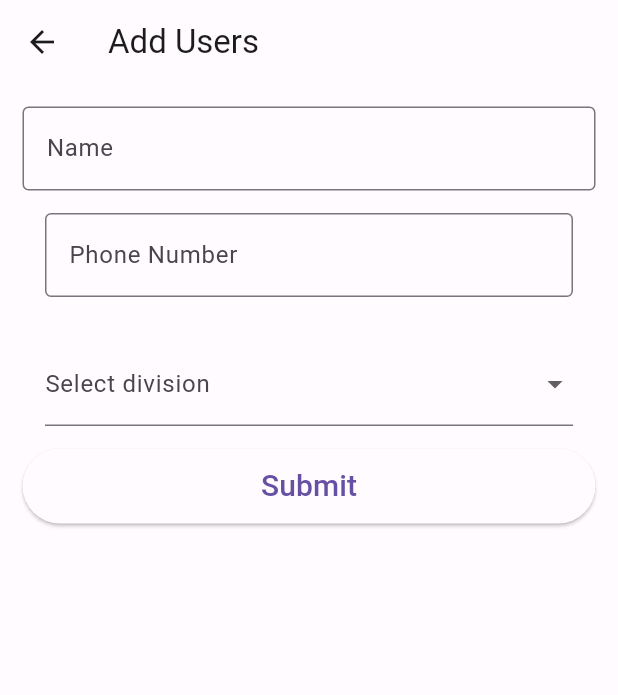
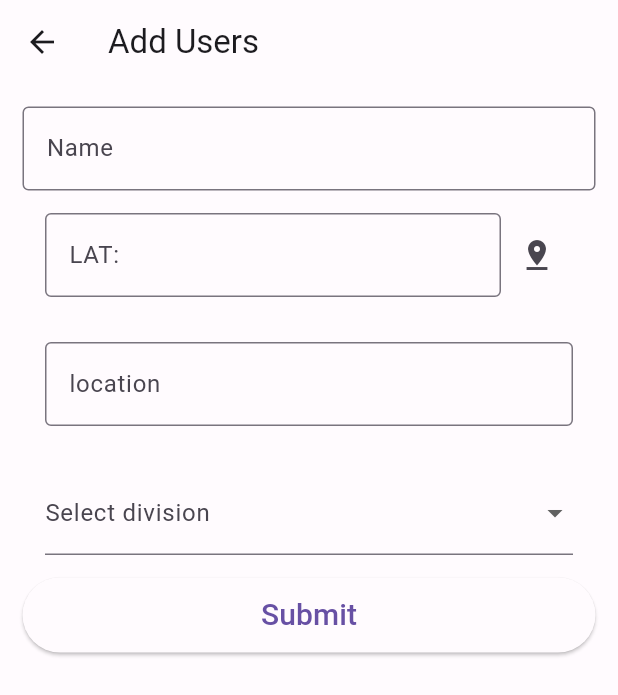
Before and after one commit to ArunKuleri/getx, a Flutter app: the Adduser screen opened by its route, on a phone screen of 412 x 824 dp. Shown: the top 695 px of the screen. Run offline on Flutter 3.47's test engine with Material 2 defaults, Android fonts, the phone set to English and light mode, and no system bars; our stand-ins replace cloud_firestore, country_picker, firebase_auth, firebase_core, firebase_messaging, geocoding and 5 more; accounts and stored records are empty.

Commit message:
geolocation:added

```diff
--- a/lib/main.dart
+++ b/lib/main.dart
@@ -11,12 +11,13 @@ import 'package:flutter_application_1/view/loginpage.dart';
 import 'package:flutter_application_1/view/studentd/dashbord.dart';
 import 'package:flutter_application_1/view/update/update.dart';
 import 'package:get/get.dart';
+import 'package:permission_handler/permission_handler.dart';
 
 void main() async {
   WidgetsFlutterBinding.ensureInitialized();
 
   await Firebase.initializeApp(options: DefaultFirebaseOptions.currentPlatform);
-
+  var permission = await Permission.location.request();
   runApp(const MyApp());
 }
 
--- a/lib/view/addStudent/add.dart
+++ b/lib/view/addStudent/add.dart
@@ -1,7 +1,11 @@
 import 'package:cloud_firestore/cloud_firestore.dart';
 import 'package:flutter/material.dart';
+import 'package:flutter_application_1/controller/Loction/place_location.dart';
 import 'package:flutter_application_1/controller/todo_controller/add_user_controller/add_user_controler.dart';
 import 'package:get/get.dart';
+import 'package:geocoding/geocoding.dart';
+import 'package:geolocator/geolocator.dart';
+import 'package:get/get_connect/http/src/utils/utils.dart';
 
 class Adduser extends StatefulWidget {
   const Adduser({super.key});
@@ -10,6 +14,65 @@ class Adduser extends StatefulWidget {
 }
 
 class _AddUserState extends State<Adduser> {
+  final PlaceLocation placeLocation = Get.put(PlaceLocation());
+  GlobalKey<FormState> formKey = GlobalKey<FormState>();
+  // String? _currentAddress;
+  // Position? _currentPosition;
+  // Future<bool> _handleLocationPermission() async {
+  //   bool serviceEnabled;
+  //   LocationPermission permission;
+  //   serviceEnabled = await Geolocator.isLocationServiceEnabled();
+  //   if (!serviceEnabled) {
+  //     ScaffoldMessenger.of(context).showSnackBar(SnackBar(
+  //         content: Text(
+  //             'Location services are disabled . Please enabled the services')));
+  //     // return false;
+  //   }
+  //   permission = await Geolocator.checkPermission();
+  //   if (permission == LocationPermission.denied) {
+  //     permission = await Geolocator.requestPermission();
+  //     if (permission == LocationPermission.denied) {
+  //       ScaffoldMessenger.of(context).showSnackBar(
+  //           SnackBar(content: Text("Location permissions are denied")));
+  //       // return false;
+  //     }
+  //   } else if (permission == LocationPermission.deniedForever) {
+  //     ScaffoldMessenger.of(context).showSnackBar(const SnackBar(
+  //         content: Text(
+  //             "Location permissions are permanently denied, we cannot request permissions")));
+  //     // return false;
+  //   } else {
+  //     return true;
+  //   }
+  //   return false;
+  // }
+
+  // Future<void> _getCurrentPosition() async {
+  //   final hasPermission = await _handleLocationPermission();
+  //   if (!hasPermission) return;
+  //   await Geolocator.getCurrentPosition(desiredAccuracy: LocationAccuracy.high)
+  //       .then((Position position) {
+  //     setState(() {
+  //       _currentPosition = position;
+  //       _getAddressFromLatLng(_currentPosition!);
+  //     });
+  //   });
+  // }
+
+  // Future<void> _getAddressFromLatLng(Position position) async {
+  //   await placemarkFromCoordinates(
+  //           _currentPosition!.latitude, _currentPosition!.longitude)
+  //       .then((List<Placemark> placemarks) {
+  //     Placemark place = placemarks[0];
+  //     setState(() {
+  //       _currentAddress =
+  //           '${place.street}, ${place.subLocality}, ${place.subAdministrativeArea}, ${place.postalCode}';
+  //     });
+  //   }).catchError((e) {
+  //     debugPrint(e);
+  //   });
+  // }
+
   final division = ['A', 'B', 'C', 'D', 'E'];
   String? selecteddivision;
   final CollectionReference student =
@@ -34,6 +97,8 @@ class _AddUserState extends State<Adduser> {
       ),
       body: Padding(
         padding: const EdgeInsets.all(15.0),
+        child: Form(
+          key: formKey,
           child: Column(
             children: [
               TextField(
@@ -43,11 +108,36 @@ class _AddUserState extends State<Adduser> {
               ),
               Padding(
                 padding: const EdgeInsets.all(15.0),
+                child: Row(children: [
+                  Expanded(
+                    child: TextField(
+                      controller: placeLocation.studentPhone,
+                      keyboardType: TextInputType.number,
+                      decoration: InputDecoration(
+                        border: OutlineInputBorder(),
+                        label: Text(
+                          "LAT: ${placeLocation.currentPosition?.latitude ?? ""}",
+                          semanticsLabel:
+                              "LNG:${placeLocation.currentPosition?.longitude ?? ""}",
+                        ),
+                      ),
+                    ),
+                  ),
+                  IconButton(
+                    onPressed: () => placeLocation.getCurrentPosition(),
+                    icon: Icon(Icons.pin_drop),
+                  )
+                ]),
+              ),
+              Padding(
+                padding: const EdgeInsets.all(15.0),
                 child: TextField(
                   controller: studentPhone,
                   keyboardType: TextInputType.number,
                   decoration: const InputDecoration(
-                    border: OutlineInputBorder(), label: Text("Phone Number")),
+                    border: OutlineInputBorder(),
+                    label: Text("location"),
+                  ),
                 ),
               ),
               Padding(
@@ -69,7 +159,7 @@ class _AddUserState extends State<Adduser> {
                 onPressed: () {
                   addUserontroller.addStudent(
                       studentName, studentPhone, division);
-
+                  formKey.currentState!.reset();
                   Get.back();
                 },
                 style: ButtonStyle(
@@ -83,6 +173,7 @@ class _AddUserState extends State<Adduser> {
             ],
           ),
         ),
+      ),
     );
   }
 }
--- a/lib/widgets/chat_messages.dart
+++ b/lib/widgets/chat_messages.dart
@@ -60,7 +60,6 @@ class ChatMessages extends StatelessWidget {
                   );
                 } else {
                   MessageBubble.first(
-                    userImage: '',
                     username: chatmessage["username"],
                     message: chatmessage['text'],
                     isMe: authenticatedUser.uid == currentMessageUserId,
--- a/pubspec.yaml
+++ b/pubspec.yaml
@@ -47,6 +47,9 @@ dependencies:
   pinput: ^3.0.1
   google_sign_in: ^6.1.5
   firebase_messaging: ^14.7.3
+  geolocator: ^10.1.0
+  geocoding: ^2.1.1
+  permission_handler: ^11.0.1
 
 dev_dependencies:
   flutter_test:
```
Also changed, not shown: lib/controller/Loction/place_location.dart (added, +84 -0 lines), lib/widgets/message_bubble.dart (+0 -16 lines), pubspec.lock, 5 other files. Lines whose indentation alone changed are shown as unchanged.
